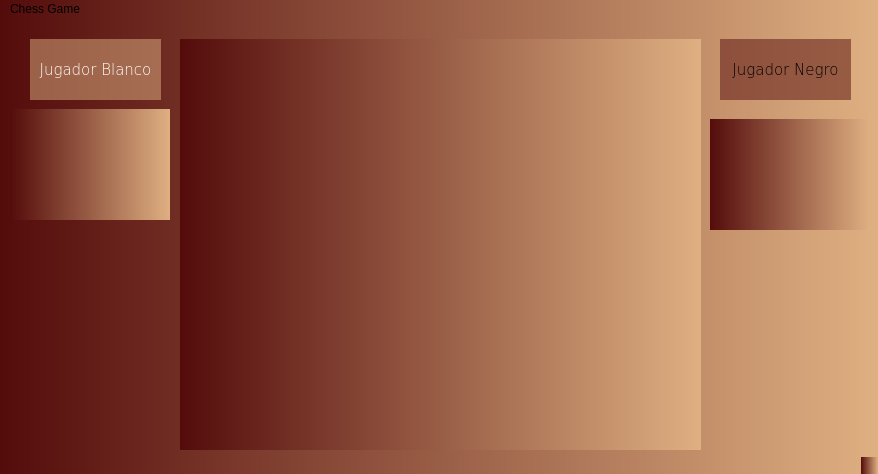
Old version of the form mainwindow.ui in the repository GerardoTBO/Chess-QtCreator-Cpp.
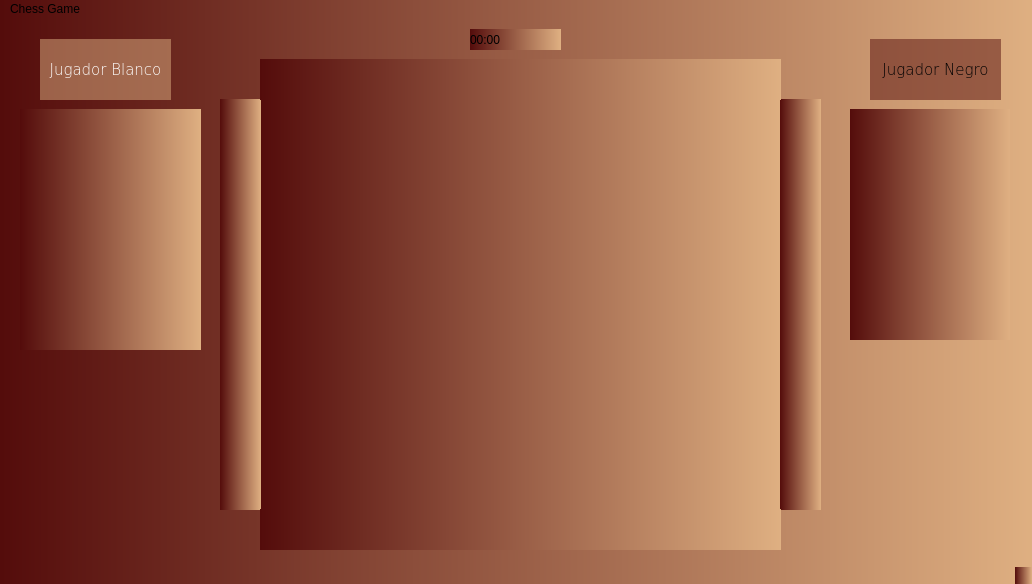
New version of the form.

Patch:
```diff
--- a/mainwindow.ui
+++ b/mainwindow.ui
@@ -6,8 +6,8 @@
    <rect>
     <x>0</x>
     <y>0</y>
-    <width>878</width>
-    <height>474</height>
+    <width>1032</width>
+    <height>584</height>
    </rect>
   </property>
   <property name="windowTitle">
@@ -20,8 +20,8 @@
    <widget class="QWidget" name="gridLayoutWidget">
     <property name="geometry">
      <rect>
-      <x>180</x>
-      <y>20</y>
+      <x>260</x>
+      <y>80</y>
       <width>521</width>
       <height>411</height>
      </rect>
@@ -38,7 +38,7 @@
    <widget class="QLabel" name="white_label">
     <property name="geometry">
      <rect>
-      <x>30</x>
+      <x>40</x>
       <y>20</y>
       <width>131</width>
       <height>61</height>
@@ -74,7 +74,7 @@
    <widget class="QLabel" name="black_label">
     <property name="geometry">
      <rect>
-      <x>720</x>
+      <x>870</x>
       <y>20</y>
       <width>131</width>
       <height>61</height>
@@ -104,10 +104,10 @@
    <widget class="QWidget" name="gridLayoutWidget_2">
     <property name="geometry">
      <rect>
-      <x>10</x>
+      <x>20</x>
       <y>90</y>
-      <width>160</width>
-      <height>111</height>
+      <width>181</width>
+      <height>241</height>
      </rect>
     </property>
     <layout class="QGridLayout" name="capture_black_pieces">
@@ -122,10 +122,10 @@
    <widget class="QWidget" name="gridLayoutWidget_3">
     <property name="geometry">
      <rect>
-      <x>710</x>
-      <y>100</y>
+      <x>850</x>
+      <y>90</y>
       <width>160</width>
-      <height>111</height>
+      <height>231</height>
      </rect>
     </property>
     <layout class="QGridLayout" name="capture_white_pieces">
@@ -137,13 +137,70 @@
      </property>
     </layout>
    </widget>
+   <widget class="QWidget" name="verticalLayoutWidget">
+    <property name="geometry">
+     <rect>
+      <x>780</x>
+      <y>80</y>
+      <width>41</width>
+      <height>411</height>
+     </rect>
+    </property>
+    <layout class="QVBoxLayout" name="numbers_right_layout"/>
+   </widget>
+   <widget class="QWidget" name="verticalLayoutWidget_2">
+    <property name="geometry">
+     <rect>
+      <x>220</x>
+      <y>80</y>
+      <width>41</width>
+      <height>411</height>
+     </rect>
+    </property>
+    <layout class="QVBoxLayout" name="numbers_left_layout"/>
+   </widget>
+   <widget class="QLabel" name="time_label">
+    <property name="geometry">
+     <rect>
+      <x>470</x>
+      <y>10</y>
+      <width>91</width>
+      <height>21</height>
+     </rect>
+    </property>
+    <property name="text">
+     <string>00:00</string>
+    </property>
+   </widget>
+   <widget class="QWidget" name="horizontalLayoutWidget">
+    <property name="geometry">
+     <rect>
+      <x>260</x>
+      <y>40</y>
+      <width>521</width>
+      <height>41</height>
+     </rect>
+    </property>
+    <layout class="QHBoxLayout" name="letters_superior_layout"/>
+   </widget>
+   <widget class="QWidget" name="horizontalLayoutWidget_2">
+    <property name="geometry">
+     <rect>
+      <x>260</x>
+      <y>490</y>
+      <width>521</width>
+      <height>41</height>
+     </rect>
+    </property>
+    <layout class="QHBoxLayout" name="letters_inferior_layout"/>
+   </widget>
   </widget>
   <widget class="QMenuBar" name="menubar">
    <property name="geometry">
     <rect>
      <x>0</x>
      <y>0</y>
-     <width>878</width>
+     <width>1032</width>
      <height>20</height>
     </rect>
    </property>
```
